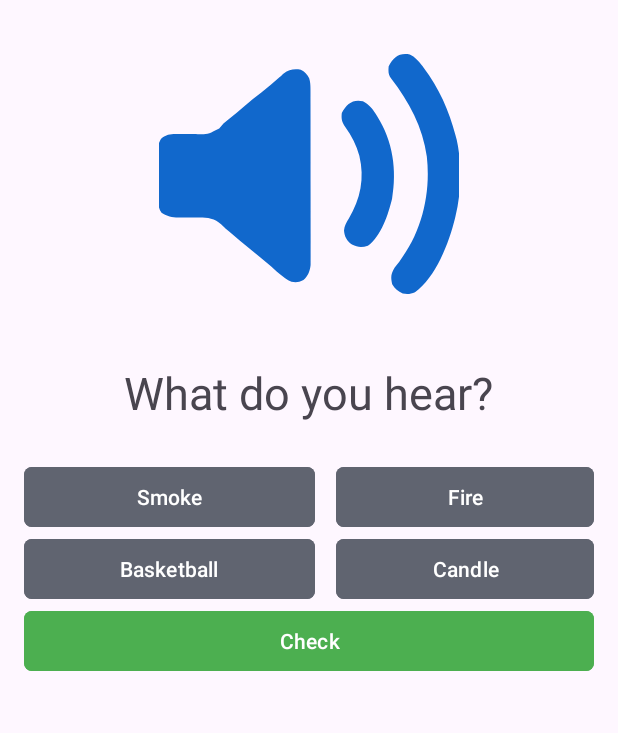
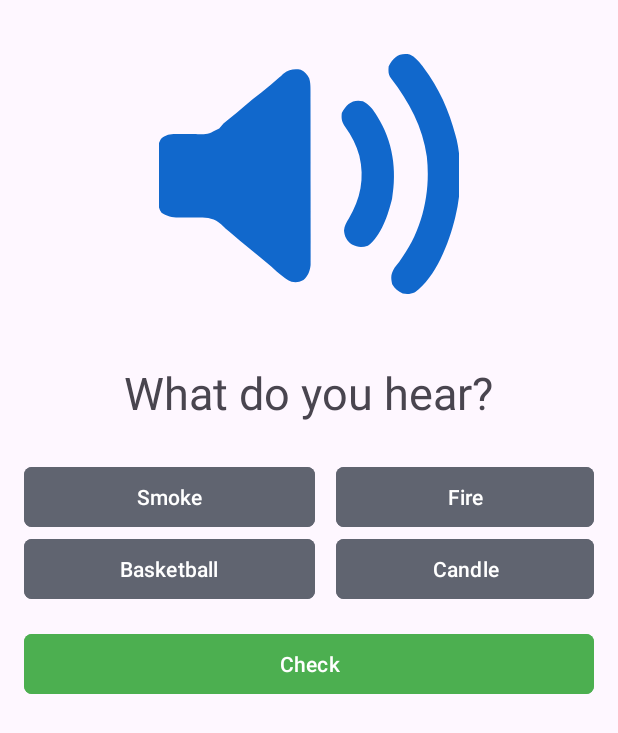
Before and after one commit to Minime998/CP470-Project, an Android app: the layout multiple_choice_audio.xml on its own in the app's theme, with its tools: preview values and no code run, on a phone screen of 412 x 824 dp. Shown: the top 733 px of the screen. Run offline under Robolectric (Android 15) with nearby library versions, the phone set to English and light mode, and no system bars.

```diff
--- a/app/src/main/res/layout/multiple_choice_audio.xml
+++ b/app/src/main/res/layout/multiple_choice_audio.xml
@@ -15,9 +15,6 @@
         android:layout_gravity="center"
         android:contentDescription="question image"
         />
-
-
-
     <TextView
         android:layout_width="wrap_content"
         android:layout_height="wrap_content"
@@ -86,6 +83,7 @@
         android:layout_gravity="fill"
         android:backgroundTint="@color/green"
         app:cornerRadius="5dp"
+        android:layout_marginTop="15dp"
         android:text="@string/check_answer"/>
 
 
--- a/app/src/main/res/layout/multiple_choice_images.xml
+++ b/app/src/main/res/layout/multiple_choice_images.xml
@@ -84,6 +84,7 @@
         android:layout_gravity="fill"
         android:backgroundTint="@color/green"
         app:cornerRadius="5dp"
+        android:layout_marginTop="15dp"
         android:text="@string/check_answer"/>
 
 
```
